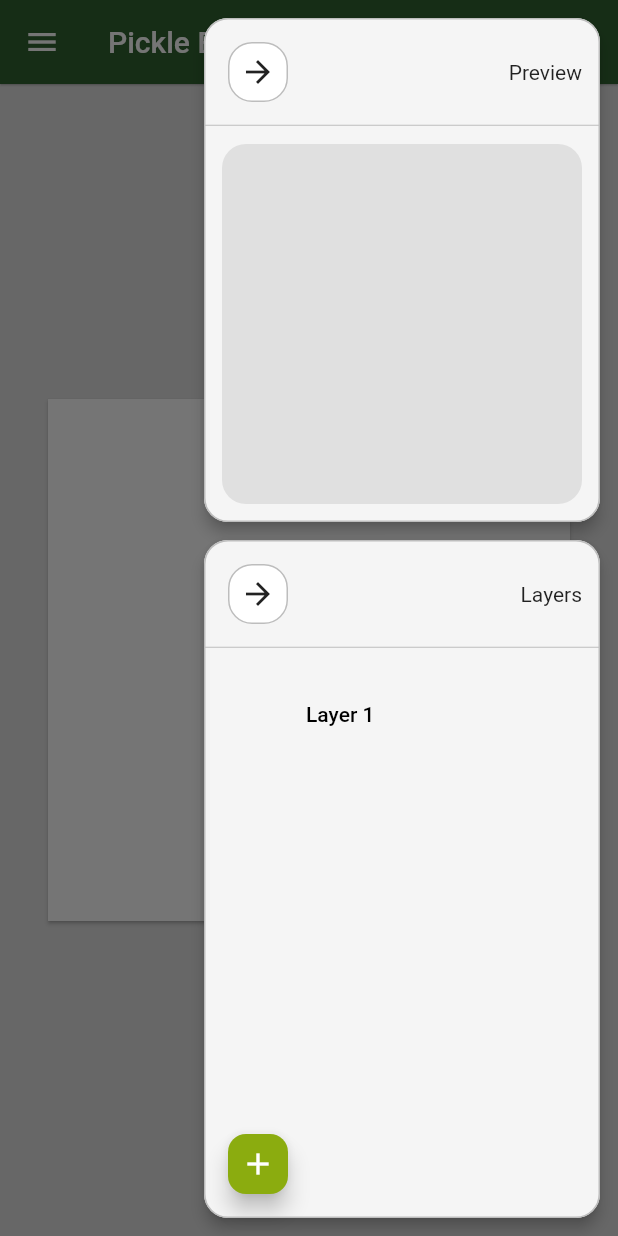
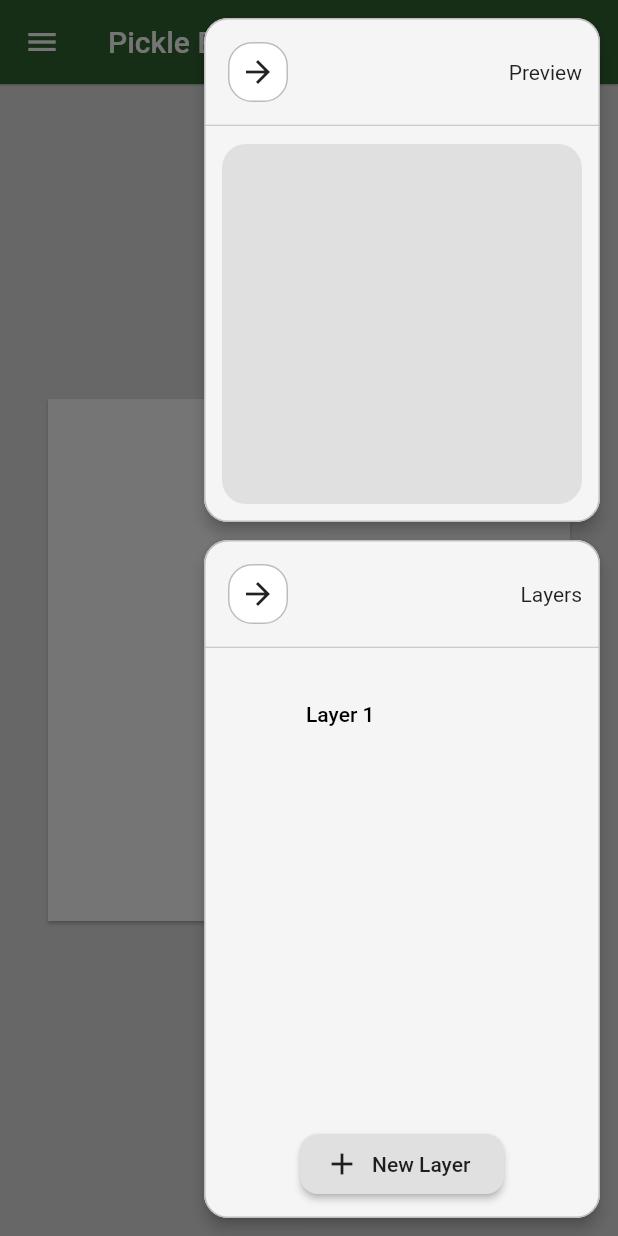
Before and after one commit to andreweskild/project-pickle, a Flutter app: the screen it shows after launch, after a tap on the "menu" icon, on a phone screen of 412 x 824 dp. Run offline on Flutter 3.47's test engine with Material 2 defaults, Android fonts, the phone set to English and light mode, and no system bars; our stand-ins replace flutter_redux, redux.

Commit message:
improve add buttons on layers and palette cards

```diff
--- a/lib/widgets/layers/layers_card.dart
+++ b/lib/widgets/layers/layers_card.dart
@@ -79,15 +79,39 @@ class LayersCard extends StatelessWidget {
                     ).toList(),
                   ),
                   Align(
-                    alignment: Alignment.bottomLeft,
+                    alignment: Alignment.bottomCenter,
                     child: Padding(
                       padding: const EdgeInsets.all(12.0),
-                      child: FloatingActionButton(
-                        child: Icon(Icons.add, color: Colors.white,),
+                      child: RaisedButton(
+                        child: SizedBox(
+                          height: 40.0,
+                          width: 104.0,
+                          child: Stack(
+                            children: <Widget>[
+                              AnimatedAlign(
+                                duration: Duration(milliseconds: 150),
+                                alignment: (collapsed) ? Alignment.center : Alignment.centerLeft,
+                                child: Icon(Icons.add)
+                              ),
+                              Positioned(
+                                left: 32.0,
+                                bottom: 0.0,
+                                top: 0.0,
+                                child: Center(
+                                  child: AnimatedOpacity(
+                                    duration: Duration(milliseconds: 150),
+                                    opacity: (collapsed) ? 0.0 : 1.0,
+                                    child: Text('New Layer')
+                                  )
+                                )
+                              )
+                            ]
+                          ),
+                        ),
                         onPressed: model.callback,
-                        mini: true,
-                        shape: RoundedRectangleBorder( borderRadius: BorderRadius.all(Radius.circular(12.0))),
-                        tooltip: 'Create New Layer',
+                        shape: RoundedRectangleBorder(
+                          borderRadius: BorderRadius.all(Radius.circular(12.0)),
+                        ),
                       ),
                     ),
                   ),
```
Also changed, not shown: lib/widgets/palette_selector/palette_selector_card.dart (+43 -20 lines), 3 other files.
